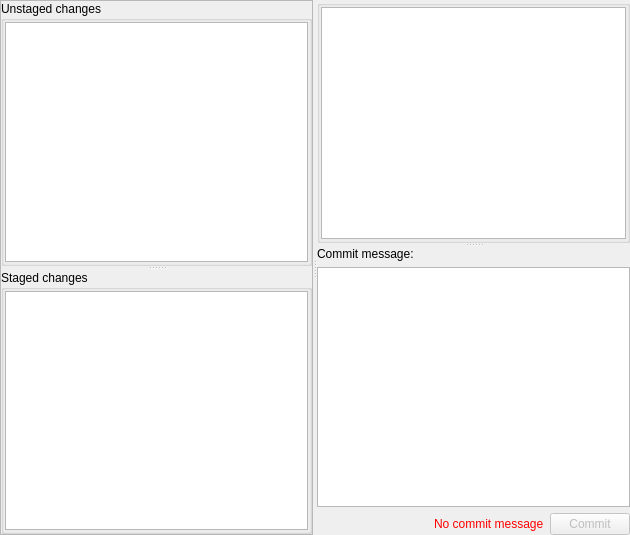
This is kitten/ui/stage_widget.ui in riyad/kitten-ruby as Qt 5 draws it before an edit. The edited form follows.
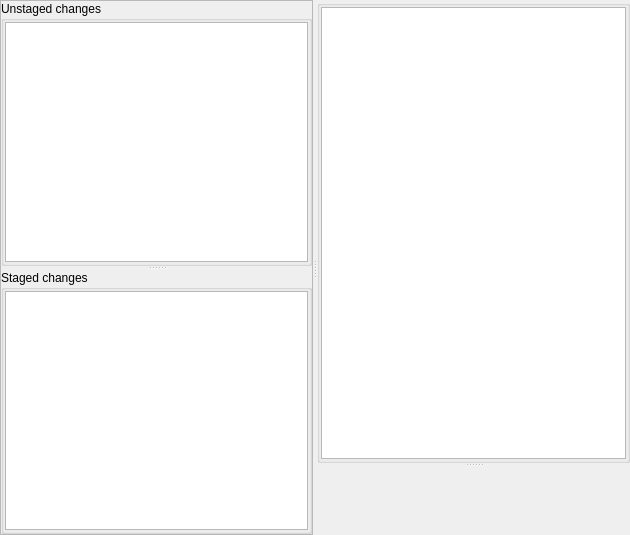
This is the edited form. Custom widgets are drawn as their Qt base class.

Commit message: Replaced parts of StageWidget with CommitWidget.

```diff
--- a/kitten/ui/stage_widget.ui
+++ b/kitten/ui/stage_widget.ui
@@ -141,82 +141,24 @@
         </item>
        </layout>
       </widget>
-      <widget class="QWidget" name="layoutWidget">
-       <layout class="QGridLayout" name="gridLayout">
-        <item row="2" column="0">
-         <spacer name="horizontalSpacer">
-          <property name="orientation">
-           <enum>Qt::Horizontal</enum>
-          </property>
-          <property name="sizeHint" stdset="0">
-           <size>
-            <width>40</width>
-            <height>20</height>
-           </size>
-          </property>
-         </spacer>
-        </item>
-        <item row="2" column="2">
-         <widget class="QPushButton" name="commitButton">
-          <property name="enabled">
-           <bool>false</bool>
-          </property>
-          <property name="text">
-           <string>Commit</string>
-          </property>
-         </widget>
-        </item>
-        <item row="1" column="0" colspan="3">
-         <widget class="KTextEdit" name="commitMessageTextEdit">
-          <property name="lineWrapMode">
-           <enum>QTextEdit::NoWrap</enum>
-          </property>
-          <property name="acceptRichText">
-           <bool>false</bool>
-          </property>
-         </widget>
-        </item>
-        <item row="0" column="0" colspan="3">
-         <widget class="QLabel" name="label">
-          <property name="sizePolicy">
-           <sizepolicy hsizetype="Preferred" vsizetype="Minimum">
-            <horstretch>0</horstretch>
-            <verstretch>0</verstretch>
-           </sizepolicy>
-          </property>
-          <property name="text">
-           <string>Commit message:</string>
-          </property>
-         </widget>
-        </item>
-        <item row="2" column="1">
-         <widget class="QLabel" name="commitStatusLabel">
-          <property name="styleSheet">
-           <string>color: rgb(255, 0, 0);</string>
-          </property>
-          <property name="text">
-           <string>No commit message</string>
-          </property>
-         </widget>
-        </item>
-       </layout>
-      </widget>
+      <widget class="CommitWidget" name="commitWidget" native="true"/>
      </widget>
     </widget>
    </item>
   </layout>
  </widget>
  <customwidgets>
-  <customwidget>
-   <class>KTextEdit</class>
-   <extends>QTextEdit</extends>
-   <header>ktextedit.h</header>
-  </customwidget>
   <customwidget>
    <class>KTextBrowser</class>
    <extends>QTextBrowser</extends>
    <header>ktextbrowser.h</header>
   </customwidget>
+  <customwidget>
+   <class>CommitWidget</class>
+   <extends>QWidget</extends>
+   <header>commitwidget.h</header>
+   <container>1</container>
+  </customwidget>
  </customwidgets>
  <resources/>
  <connections/>
```
The commit also changes 1 other file.
